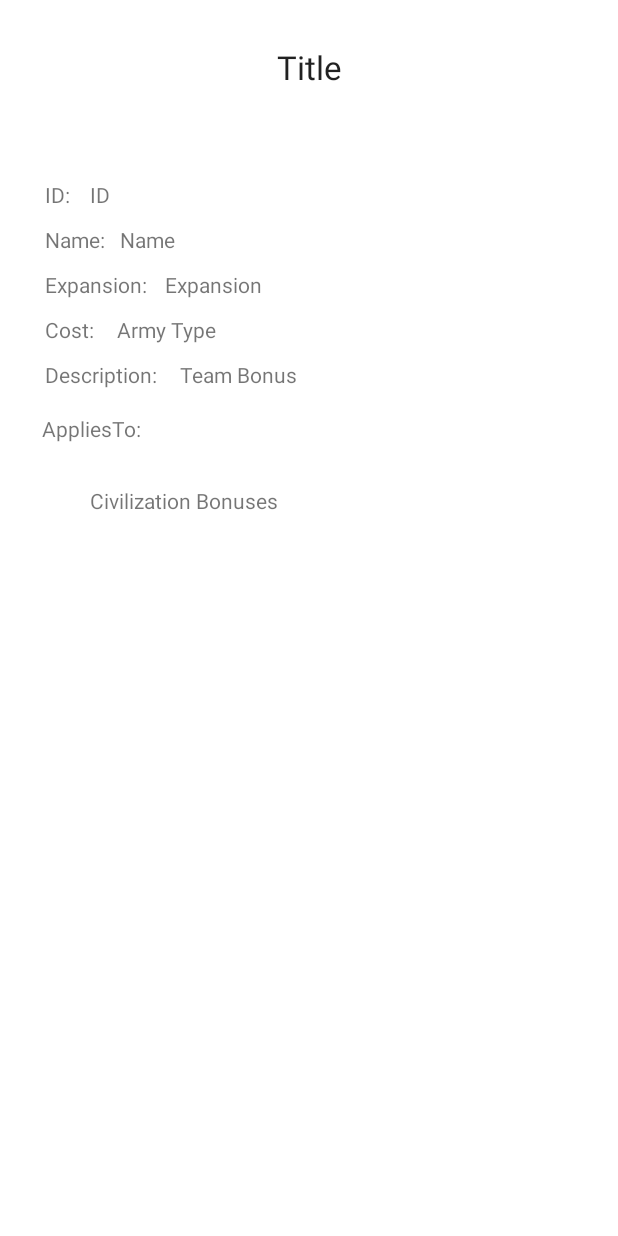
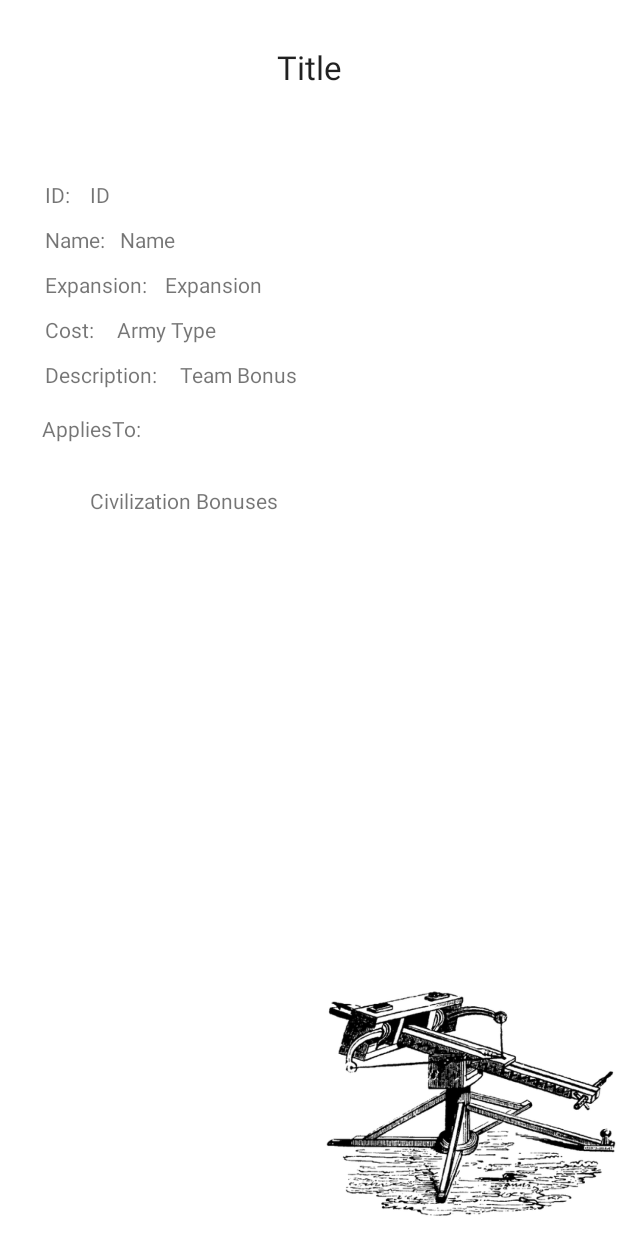
Before and after one commit to sAleksander/age-of-empires-wiki-POLSL, an Android app: the layout fragment_technology_details.xml on its own in the app's theme, with its tools: preview values and no code run, on a phone screen of 412 x 824 dp. Run offline under Robolectric (Android 15) with nearby library versions, the phone set to English and light mode, and no system bars.

Commit message:
add some images and ui color changes to technology

```diff
--- a/app/src/main/res/layout/fragment_technology_details.xml
+++ b/app/src/main/res/layout/fragment_technology_details.xml
@@ -146,4 +146,16 @@
         app:layout_constraintStart_toStartOf="@id/txtExpansion"
         app:layout_constraintTop_toTopOf="parent" />
 
+    <ImageView
+        android:id="@+id/imageView2"
+        android:layout_width="196dp"
+        android:layout_height="173dp"
+        android:src="@drawable/_f6b44378716486980152197c22db0a2"
+        app:layout_constraintBottom_toBottomOf="parent"
+        app:layout_constraintEnd_toEndOf="parent"
+        app:layout_constraintHorizontal_bias="1.0"
+        app:layout_constraintStart_toStartOf="parent"
+        app:layout_constraintTop_toBottomOf="@+id/textViewCivilizationCivilizationBonus"
+        app:layout_constraintVertical_bias="0.995" />
+
 </androidx.constraintlayout.widget.ConstraintLayout>
--- a/app/src/main/res/layout/technology_list_one_row.xml
+++ b/app/src/main/res/layout/technology_list_one_row.xml
@@ -14,7 +14,7 @@
         android:layout_gravity="center"
         android:layout_marginTop='10dp'
         android:layout_marginBottom='10dp'
-        card_view:cardBackgroundColor="#967EBF"
+        card_view:cardBackgroundColor="#F44336"
         card_view:cardCornerRadius="25dp"
         card_view:contentPadding="10dp">
 
```
Also changed, not shown: app/src/main/res/drawable/_f6b44378716486980152197c22db0a2.png (added).
